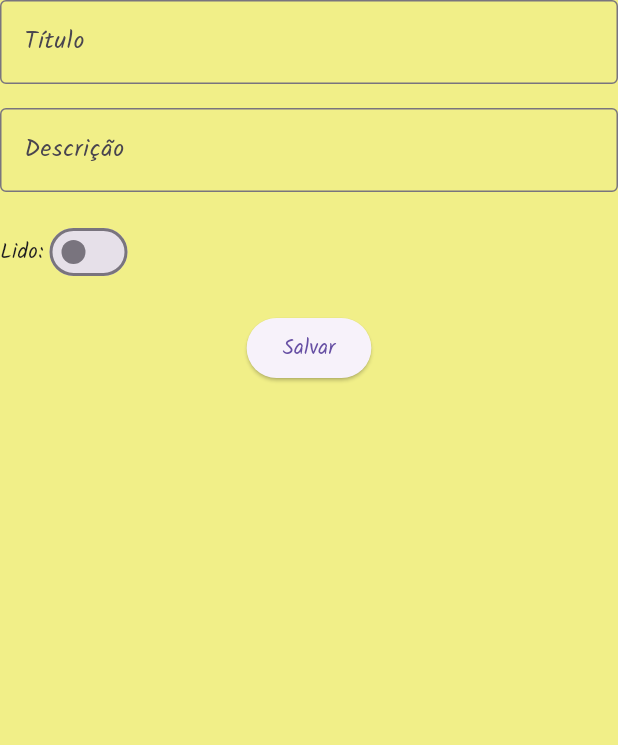
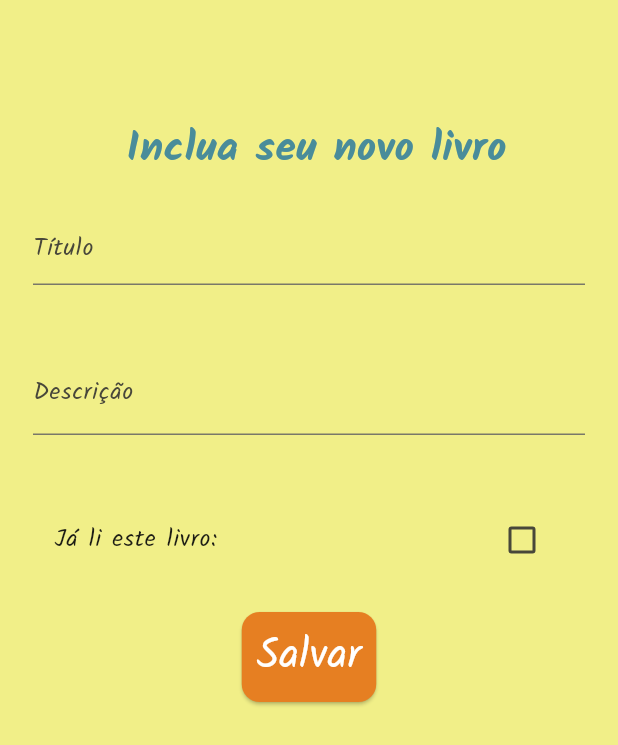
Before and after one commit to RafaellaBarbosa/lista_leitura, a Flutter app: the screen it shows after launch, after a tap on the "add" icon, on a phone screen of 412 x 824 dp. Shown: the top 745 px of the screen. Run offline on Flutter 3.47's test engine with Material 3 defaults, Android fonts, the phone set to English and light mode, and no system bars; our stand-ins replace google_fonts.

Commit message:
feat: formulário para adicionar livro

```diff
--- a/lib/main.dart
+++ b/lib/main.dart
@@ -19,9 +19,9 @@ class MyApp extends StatelessWidget {
         primaryColor: Colors.blue,
         visualDensity: VisualDensity.adaptivePlatformDensity,
         textTheme: GoogleFonts.kalamTextTheme(Theme.of(context).textTheme),
-        // colorScheme: ColorScheme.fromSeed(
-        //   seedColor: Color(0xfff1ef88),
-        // ),
+        colorScheme: ColorScheme.fromSeed(
+          seedColor: Color(0xfff1ef88),
+        ),
         useMaterial3: true,
       ),
     );
--- a/lib/pages/formulario_livro_page.dart
+++ b/lib/pages/formulario_livro_page.dart
@@ -3,33 +3,66 @@ import 'package:flutter/material.dart';
 import '../models/livro_model.dart';
 
 class FormularioLivroPage extends StatefulWidget {
-  const FormularioLivroPage({super.key});
+  const FormularioLivroPage({
+    super.key,
+    required this.onCadastrar,
+  });
+
+  final Function(LivroModel) onCadastrar;
 
   @override
   State<FormularioLivroPage> createState() => _FormularioLivroPageState();
 }
 
 class _FormularioLivroPageState extends State<FormularioLivroPage> {
-  @override
-  Widget build(BuildContext context) {
   final formKey = GlobalKey<FormState>();
   final tituloController = TextEditingController();
   final descricaoController = TextEditingController();
   bool lido = false;
+  late LivroModel livro;
 
+  @override
+  void initState() {
+    livro = LivroModel();
+    super.initState();
+  }
+
+  @override
+  Widget build(BuildContext context) {
     return Scaffold(
       backgroundColor: Color(
         0xfff1ef88,
       ),
       body: SafeArea(
         child: Form(
+          key: formKey,
+          child: SingleChildScrollView(
             child: Column(
               children: [
-              TextFormField(
+                Padding(
+                  padding: const EdgeInsets.only(
+                    top: 80,
+                    left: 10,
+                  ),
+                  child: Text(
+                    'Inclua seu novo livro',
+                    style: TextStyle(
+                      color: Color(
+                        0xff498c9a,
+                      ),
+                      fontSize: 28,
+                      fontWeight: FontWeight.bold,
+                    ),
+                  ),
+                ),
+                Padding(
+                  padding: const EdgeInsets.all(22.0),
+                  child: TextFormField(
                     controller: tituloController,
+                    keyboardType: TextInputType.text,
+                    textInputAction: TextInputAction.next,
                     decoration: InputDecoration(
-                  labelText: 'Título',
-                  border: OutlineInputBorder(),
+                      hintText: 'Título',
                     ),
                     validator: (value) {
                       if (value!.isEmpty) {
@@ -38,12 +71,15 @@ class _FormularioLivroPageState extends State<FormularioLivroPage> {
                       return null;
                     },
                   ),
-              SizedBox(height: 16),
-              TextFormField(
+                ),
+                Padding(
+                  padding: const EdgeInsets.all(22.0),
+                  child: TextFormField(
                     controller: descricaoController,
+                    keyboardType: TextInputType.multiline,
+                    textInputAction: TextInputAction.done,
                     decoration: InputDecoration(
                       labelText: 'Descrição',
-                  border: OutlineInputBorder(),
                     ),
                     validator: (value) {
                       if (value!.isEmpty) {
@@ -52,36 +88,52 @@ class _FormularioLivroPageState extends State<FormularioLivroPage> {
                       return null;
                     },
                   ),
-              SizedBox(height: 16),
-              Row(
-                children: [
-                  Text('Lido:'),
-                  Switch(
+                ),
+                Padding(
+                  padding: const EdgeInsets.all(20.0),
+                  child: CheckboxListTile(
+                    title: Text('Já li este livro:'),
                     value: lido,
                     onChanged: (value) {
                       setState(() {
-                        lido = value;
+                        lido = value ?? true;
                       });
                     },
                   ),
-                ],
                 ),
-              SizedBox(height: 16),
                 ElevatedButton(
+                  style: ButtonStyle(
+                    padding: WidgetStatePropertyAll(EdgeInsets.all(10)),
+                    backgroundColor:
+                        WidgetStatePropertyAll(Color.fromRGBO(230, 127, 34, 1)),
+                    shape: WidgetStateProperty.all(RoundedRectangleBorder(
+                      borderRadius: BorderRadius.circular(12),
+                    )),
+                  ),
                   onPressed: () {
                     if (formKey.currentState!.validate()) {
-                    LivroModel livro = LivroModel(
+                      livro = LivroModel(
                         titulo: tituloController.text,
                         descricao: descricaoController.text,
                         lido: lido,
                       );
-                    print(livro);
+                      widget.onCadastrar(livro);
+                      Navigator.of(context).pop();
                     }
                   },
-                child: Text('Salvar'),
+                  child: Text(
+                    'Salvar',
+                    style: TextStyle(
+                      color: Colors.white,
+                      fontSize: 28,
+                    ),
+                  ),
                 ),
               ],
             ),
-        )));
+          ),
+        ),
+      ),
+    );
   }
 }
--- a/lib/pages/lista_livros_page.dart
+++ b/lib/pages/lista_livros_page.dart
@@ -1,12 +1,25 @@
 import 'package:flutter/material.dart';
 import 'package:lista_leitura/models/livro_model.dart';
-import 'package:lista_leitura/routes.dart';
+import 'package:lista_leitura/pages/formulario_livro_page.dart';
 import 'package:lista_leitura/widgets/lista_livros.dart';
 
 import '../widgets/linha_horizontal.dart';
 
-class ListaLivrosPage extends StatelessWidget {
+class ListaLivrosPage extends StatefulWidget {
   const ListaLivrosPage({super.key});
+
+  @override
+  State<ListaLivrosPage> createState() => _ListaLivrosPageState();
+}
+
+class _ListaLivrosPageState extends State<ListaLivrosPage> {
+  late List<LivroModel> meusLivros;
+
+  @override
+  void initState() {
+    meusLivros = [];
+    super.initState();
+  }
 
   @override
   Widget build(BuildContext context) {
@@ -41,9 +54,13 @@ class ListaLivrosPage extends StatelessWidget {
                           ),
                           icon: Icon(Icons.add),
                           onPressed: () {
-                            Navigator.of(context).pushNamed(
-                              AppRoutes.formularioLivro,
-                            );
+                            Navigator.of(context).push(MaterialPageRoute(
+                              builder: (context) =>
+                                  FormularioLivroPage(onCadastrar: (livro) {
+                                setState(() {});
+                                meusLivros.add(livro);
+                              }),
+                            ));
                           },
                         )
                       ],
@@ -51,9 +68,9 @@ class ListaLivrosPage extends StatelessWidget {
                   ),
                   LinhaHorizontal(),
                   ListaLivros(
-                    listaLivros: livros,
+                    listaLivros: meusLivros,
                   ),
-                  LinhaHorizontal(),
+                  if (meusLivros.isNotEmpty) LinhaHorizontal(),
                 ],
               ),
             ),
--- a/lib/routes.dart
+++ b/lib/routes.dart
@@ -1,15 +1,12 @@
 import 'package:flutter/material.dart';
-import 'package:lista_leitura/pages/formulario_livro_page.dart';
 import 'package:lista_leitura/pages/lista_livros_page.dart';
 
 class AppRoutes {
   static const String home = '/';
-  static const String formularioLivro = '/formulario_livro';
 
   static Map<String, WidgetBuilder> get rotas {
     return {
       home: (context) => ListaLivrosPage(),
-      formularioLivro: (context) => FormularioLivroPage()
     };
   }
 }
```
Also changed, not shown: lib/models/livro_model.dart (+5 -32 lines). Lines whose indentation alone changed are shown as unchanged.
